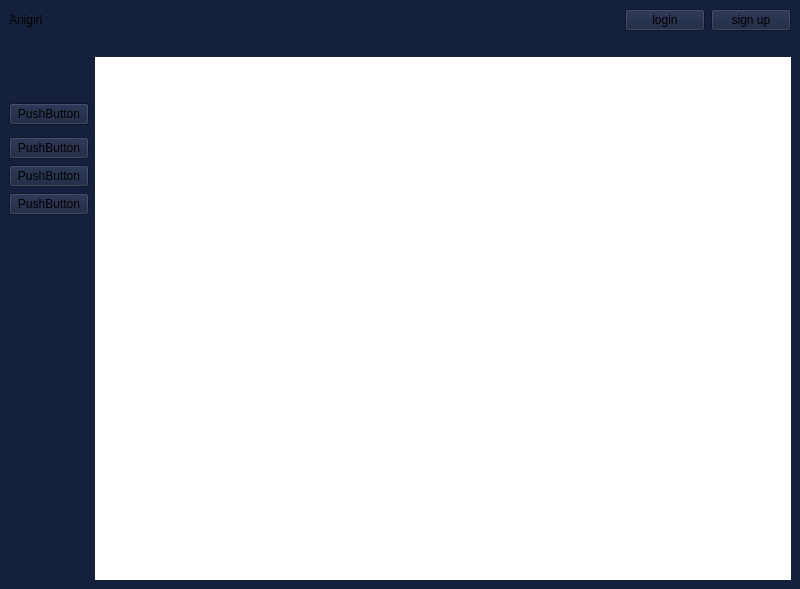
Old version of the form homePage.ui in the repository rmungar/PersistenciaDIN.
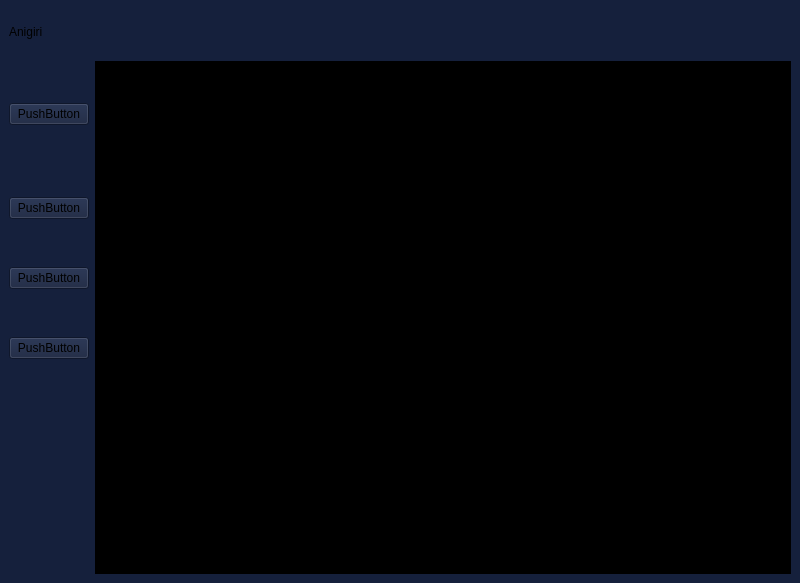
New version of the form.

Diff of the .ui file:
```diff
--- a/homePage.ui
+++ b/homePage.ui
@@ -7,7 +7,7 @@
     <x>0</x>
     <y>0</y>
     <width>800</width>
-    <height>589</height>
+    <height>583</height>
    </rect>
   </property>
   <property name="windowTitle">
@@ -18,59 +18,6 @@
   </property>
   <widget class="QWidget" name="centralwidget">
    <layout class="QGridLayout" name="gridLayout">
-    <item row="11" column="1">
-     <spacer name="verticalSpacer_6">
-      <property name="orientation">
-       <enum>Qt::Orientation::Vertical</enum>
-      </property>
-      <property name="sizeHint" stdset="0">
-       <size>
-        <width>20</width>
-        <height>40</height>
-       </size>
-      </property>
-     </spacer>
-    </item>
-    <item row="9" column="1">
-     <spacer name="verticalSpacer_8">
-      <property name="orientation">
-       <enum>Qt::Orientation::Vertical</enum>
-      </property>
-      <property name="sizeHint" stdset="0">
-       <size>
-        <width>20</width>
-        <height>40</height>
-       </size>
-      </property>
-     </spacer>
-    </item>
-    <item row="0" column="3">
-     <widget class="QPushButton" name="pushButton">
-      <property name="text">
-       <string>login</string>
-      </property>
-     </widget>
-    </item>
-    <item row="0" column="4">
-     <widget class="QPushButton" name="pushButton_2">
-      <property name="text">
-       <string>sign up</string>
-      </property>
-     </widget>
-    </item>
-    <item row="2" column="1">
-     <spacer name="verticalSpacer">
-      <property name="orientation">
-       <enum>Qt::Orientation::Vertical</enum>
-      </property>
-      <property name="sizeHint" stdset="0">
-       <size>
-        <width>20</width>
-        <height>40</height>
-       </size>
-      </property>
-     </spacer>
-    </item>
     <item row="3" column="1">
      <widget class="QPushButton" name="pushButton_6">
       <property name="text">
@@ -78,48 +25,22 @@
       </property>
      </widget>
     </item>
+    <item row="11" column="1">
+     <widget class="QPushButton" name="pushButton_4">
+      <property name="text">
+       <string>PushButton</string>
+      </property>
+     </widget>
+    </item>
     <item row="13" column="1">
-     <spacer name="verticalSpacer_4">
-      <property name="orientation">
-       <enum>Qt::Orientation::Vertical</enum>
-      </property>
-      <property name="sizeHint" stdset="0">
-       <size>
-        <width>20</width>
-        <height>40</height>
-       </size>
-      </property>
-     </spacer>
-    </item>
-    <item row="15" column="1">
-     <spacer name="verticalSpacer_2">
-      <property name="orientation">
-       <enum>Qt::Orientation::Vertical</enum>
-      </property>
-      <property name="sizeHint" stdset="0">
-       <size>
-        <width>20</width>
-        <height>40</height>
-       </size>
-      </property>
-     </spacer>
-    </item>
-    <item row="7" column="1">
      <widget class="QPushButton" name="pushButton_3">
       <property name="text">
        <string>PushButton</string>
       </property>
      </widget>
     </item>
-    <item row="6" column="1">
-     <widget class="QPushButton" name="pushButton_4">
-      <property name="text">
-       <string>PushButton</string>
-      </property>
-     </widget>
-    </item>
-    <item row="14" column="1">
-     <spacer name="verticalSpacer_3">
+    <item row="12" column="1">
+     <spacer name="verticalSpacer_7">
       <property name="orientation">
        <enum>Qt::Orientation::Vertical</enum>
       </property>
@@ -131,13 +52,10 @@
       </property>
      </spacer>
     </item>
-    <item row="0" column="1">
-     <widget class="QLabel" name="label">
-      <property name="styleSheet">
-       <string notr="true">font: 24pt &quot;Pinky Show&quot;;</string>
-      </property>
+    <item row="9" column="1">
+     <widget class="QPushButton" name="pushButton_5">
       <property name="text">
-       <string>&lt;html&gt;&lt;head/&gt;&lt;body&gt;&lt;p&gt;Anigiri&lt;/p&gt;&lt;/body&gt;&lt;/html&gt;</string>
+       <string>PushButton</string>
       </property>
      </widget>
     </item>
@@ -154,6 +72,52 @@
       </property>
      </spacer>
     </item>
+    <item row="19" column="1">
+     <spacer name="verticalSpacer_2">
+      <property name="orientation">
+       <enum>Qt::Orientation::Vertical</enum>
+      </property>
+      <property name="sizeHint" stdset="0">
+       <size>
+        <width>20</width>
+        <height>40</height>
+       </size>
+      </property>
+     </spacer>
+    </item>
+    <item row="17" column="1">
+     <spacer name="verticalSpacer_4">
+      <property name="orientation">
+       <enum>Qt::Orientation::Vertical</enum>
+      </property>
+      <property name="sizeHint" stdset="0">
+       <size>
+        <width>20</width>
+        <height>40</height>
+       </size>
+      </property>
+     </spacer>
+    </item>
+    <item row="18" column="1">
+     <spacer name="verticalSpacer_3">
+      <property name="orientation">
+       <enum>Qt::Orientation::Vertical</enum>
+      </property>
+      <property name="sizeHint" stdset="0">
+       <size>
+        <width>20</width>
+        <height>40</height>
+       </size>
+      </property>
+     </spacer>
+    </item>
+    <item row="2" column="2" rowspan="18" colspan="2">
+     <widget class="QWidget" name="widget" native="true">
+      <property name="styleSheet">
+       <string notr="true">background-color: rgb(0, 0, 0);</string>
+      </property>
+     </widget>
+    </item>
     <item row="8" column="1">
      <spacer name="verticalSpacer_9">
       <property name="orientation">
@@ -167,39 +131,6 @@
       </property>
      </spacer>
     </item>
-    <item row="5" column="1">
-     <widget class="QPushButton" name="pushButton_5">
-      <property name="text">
-       <string>PushButton</string>
-      </property>
-     </widget>
-    </item>
-    <item row="12" column="1">
-     <spacer name="verticalSpacer_5">
-      <property name="orientation">
-       <enum>Qt::Orientation::Vertical</enum>
-      </property>
-      <property name="sizeHint" stdset="0">
-       <size>
-        <width>20</width>
-        <height>40</height>
-       </size>
-      </property>
-     </spacer>
-    </item>
-    <item row="10" column="1">
-     <spacer name="verticalSpacer_7">
-      <property name="orientation">
-       <enum>Qt::Orientation::Vertical</enum>
-      </property>
-      <property name="sizeHint" stdset="0">
-       <size>
-        <width>20</width>
-        <height>40</height>
-       </size>
-      </property>
-     </spacer>
-    </item>
     <item row="1" column="2">
      <spacer name="horizontalSpacer_2">
       <property name="orientation">
@@ -213,10 +144,65 @@
       </property>
      </spacer>
     </item>
-    <item row="2" column="2" rowspan="14" colspan="3">
-     <widget class="QWidget" name="widget" native="true">
+    <item row="2" column="1">
+     <spacer name="verticalSpacer">
+      <property name="orientation">
+       <enum>Qt::Orientation::Vertical</enum>
+      </property>
+      <property name="sizeHint" stdset="0">
+       <size>
+        <width>20</width>
+        <height>40</height>
+       </size>
+      </property>
+     </spacer>
+    </item>
+    <item row="16" column="1">
+     <spacer name="verticalSpacer_5">
+      <property name="orientation">
+       <enum>Qt::Orientation::Vertical</enum>
+      </property>
+      <property name="sizeHint" stdset="0">
+       <size>
+        <width>20</width>
+        <height>40</height>
+       </size>
+      </property>
+     </spacer>
+    </item>
+    <item row="10" column="1">
+     <spacer name="verticalSpacer_8">
+      <property name="orientation">
+       <enum>Qt::Orientation::Vertical</enum>
+      </property>
+      <property name="sizeHint" stdset="0">
+       <size>
+        <width>20</width>
+        <height>40</height>
+       </size>
+      </property>
+     </spacer>
+    </item>
+    <item row="14" column="1">
+     <spacer name="verticalSpacer_6">
+      <property name="orientation">
+       <enum>Qt::Orientation::Vertical</enum>
+      </property>
+      <property name="sizeHint" stdset="0">
+       <size>
+        <width>20</width>
+        <height>40</height>
+       </size>
+      </property>
+     </spacer>
+    </item>
+    <item row="0" column="1" rowspan="2">
+     <widget class="QLabel" name="label">
       <property name="styleSheet">
-       <string notr="true">background-color: rgb(255, 255, 255);</string>
+       <string notr="true">font: 24pt &quot;Pinky Show&quot;;</string>
+      </property>
+      <property name="text">
+       <string>&lt;html&gt;&lt;head/&gt;&lt;body&gt;&lt;p&gt;Anigiri&lt;/p&gt;&lt;/body&gt;&lt;/html&gt;</string>
       </property>
      </widget>
     </item>
```
